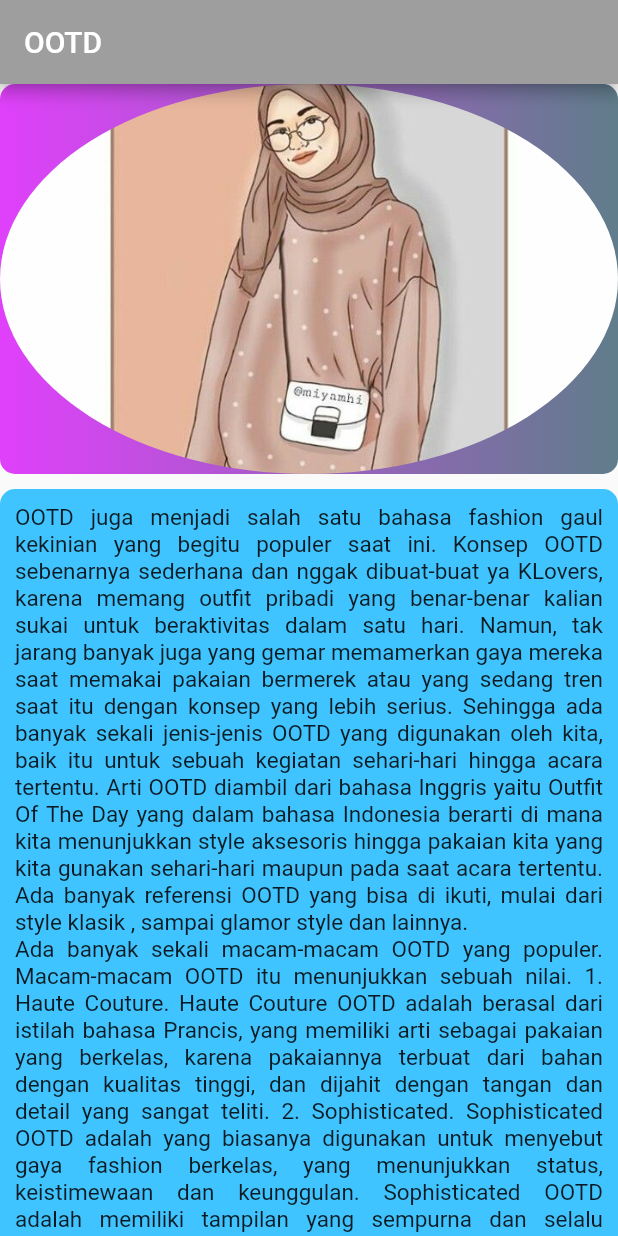
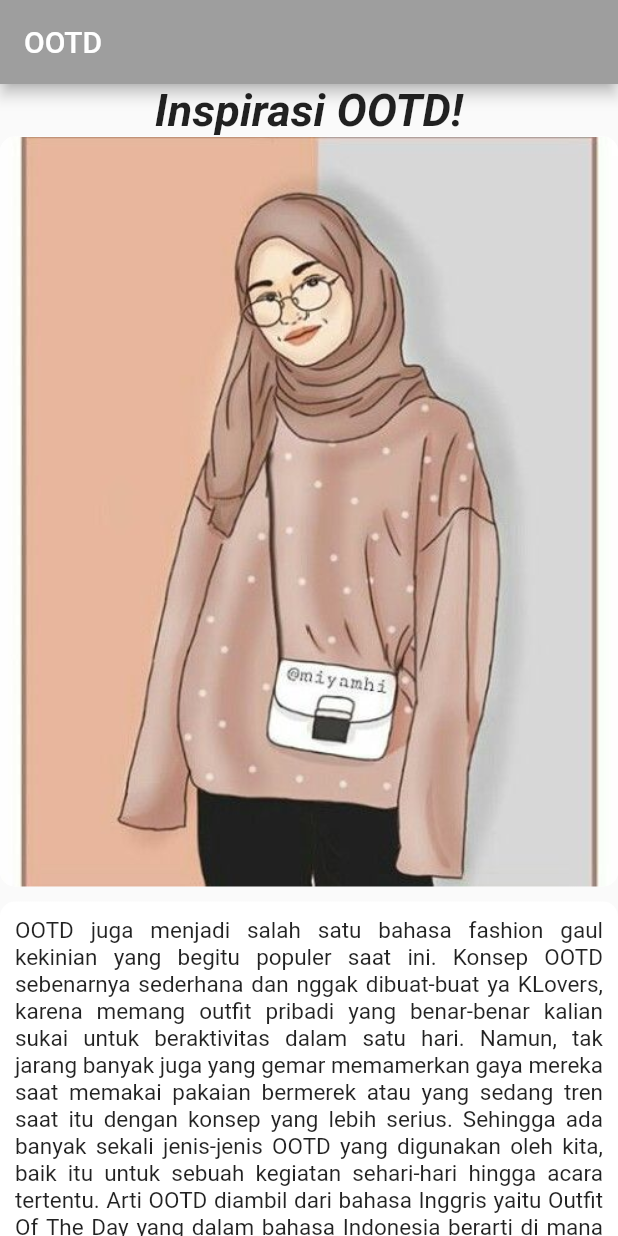
Before and after one commit to Senioktoviani/Flutter, a Flutter app: the screen it shows after launch, on a phone screen of 412 x 824 dp. Run offline on Flutter 3.47's test engine with Material 2 defaults, Android fonts, the phone set to English and light mode, and no system bars.

```diff
--- a/lib/latihanlist.dart
+++ b/lib/latihanlist.dart
@@ -13,26 +13,33 @@ class LatihanList extends StatelessWidget {
           ),
           body: ListView(children: <Widget>[
             Container(
-                height: 260,
-                width: 350,
-                decoration: BoxDecoration(
-                    borderRadius: BorderRadius.circular(10),
-                    gradient: LinearGradient(
-                        colors: [Colors.purpleAccent, Colors.blueGrey])),
-                child: ClipOval(
-                  child: Image.asset(
-                    'assets/image/ootd.jpg',
-                    fit: BoxFit.cover,
-                  ),
-                )),
+              child: Text(
+                'Inspirasi OOTD!',
+                style: TextStyle(
+                    fontSize: 30,
+                    fontStyle: FontStyle.italic,
+                    fontWeight: FontWeight.bold),
+                textAlign: TextAlign.center,
+              ),
+            ),
+            Container(
+              width: 500,
+              height: 500,
+              decoration: BoxDecoration(
+                image: DecorationImage(
+                    image: AssetImage('assets/image/ootd.jpg'),
+                    fit: BoxFit.cover),
+                gradient: LinearGradient(colors: [Colors.white, Colors.white]),
+                borderRadius: BorderRadius.circular(10),
+              ),
+            ),
             Container(
               width: 350,
               margin: EdgeInsets.only(top: 10),
               padding: EdgeInsets.all(10),
               decoration: BoxDecoration(
                 borderRadius: BorderRadius.circular(10),
-                gradient: LinearGradient(
-                    colors: [Colors.lightBlueAccent, Colors.lightBlueAccent]),
+                gradient: LinearGradient(colors: [Colors.white, Colors.white]),
               ),
               child: Column(
                 children: [
@@ -59,7 +66,7 @@ class LatihanList extends StatelessWidget {
                     decoration: BoxDecoration(
                         borderRadius: BorderRadius.circular(10),
                         gradient: LinearGradient(
-                            colors: [Colors.purpleAccent, Colors.blueGrey])),
+                            colors: [Colors.white, Colors.white])),
                     child: ClipOval(
                       child: Image.asset(
                         'assets/image/ootd.jpg',
@@ -72,8 +79,8 @@ class LatihanList extends StatelessWidget {
                   width: 300,
                   decoration: BoxDecoration(
                       borderRadius: BorderRadius.circular(10),
-                      gradient: LinearGradient(
-                          colors: [Colors.purpleAccent, Colors.blueGrey])),
+                      gradient:
+                          LinearGradient(colors: [Colors.white, Colors.white])),
                   child: ClipOval(
                     child: Image.asset(
                       'assets/image/ootd.jpg',
@@ -93,7 +100,7 @@ class LatihanList extends StatelessWidget {
                     decoration: BoxDecoration(
                         borderRadius: BorderRadius.circular(10),
                         gradient: LinearGradient(
-                            colors: [Colors.purpleAccent, Colors.blueGrey])),
+                            colors: [Colors.white, Colors.white])),
                     child: ClipOval(
                       child: Image.asset(
                         'assets/image/ootd.jpg',
@@ -106,8 +113,8 @@ class LatihanList extends StatelessWidget {
                   width: 300,
                   decoration: BoxDecoration(
                       borderRadius: BorderRadius.circular(10),
-                      gradient: LinearGradient(
-                          colors: [Colors.purpleAccent, Colors.blueGrey])),
+                      gradient:
+                          LinearGradient(colors: [Colors.white, Colors.white])),
                   child: ClipOval(
                     child: Image.asset(
                       'assets/image/ootd.jpg',
@@ -127,7 +134,7 @@ class LatihanList extends StatelessWidget {
                     decoration: BoxDecoration(
                         borderRadius: BorderRadius.circular(10),
                         gradient: LinearGradient(
-                            colors: [Colors.purpleAccent, Colors.blueGrey])),
+                            colors: [Colors.white, Colors.white])),
                     child: ClipOval(
                       child: Image.asset(
                         'assets/image/ootd.jpg',
@@ -140,8 +147,8 @@ class LatihanList extends StatelessWidget {
                   width: 300,
                   decoration: BoxDecoration(
                       borderRadius: BorderRadius.circular(10),
-                      gradient: LinearGradient(
-                          colors: [Colors.purpleAccent, Colors.blueGrey])),
+                      gradient:
+                          LinearGradient(colors: [Colors.white, Colors.white])),
                   child: ClipOval(
                     child: Image.asset(
                       'assets/image/ootd.jpg',
@@ -161,7 +168,7 @@ class LatihanList extends StatelessWidget {
                     decoration: BoxDecoration(
                         borderRadius: BorderRadius.circular(10),
                         gradient: LinearGradient(
-                            colors: [Colors.purpleAccent, Colors.blueGrey])),
+                            colors: [Colors.white, Colors.white])),
                     child: ClipOval(
                       child: Image.asset(
                         'assets/image/ootd.jpg',
@@ -174,8 +181,8 @@ class LatihanList extends StatelessWidget {
                   width: 300,
                   decoration: BoxDecoration(
                       borderRadius: BorderRadius.circular(10),
-                      gradient: LinearGradient(
-                          colors: [Colors.purpleAccent, Colors.blueGrey])),
+                      gradient:
+                          LinearGradient(colors: [Colors.white, Colors.white])),
                   child: ClipOval(
                     child: Image.asset(
                       'assets/image/ootd.jpg',
@@ -195,7 +202,7 @@ class LatihanList extends StatelessWidget {
                     decoration: BoxDecoration(
                         borderRadius: BorderRadius.circular(10),
                         gradient: LinearGradient(
-                            colors: [Colors.purpleAccent, Colors.blueGrey])),
+                            colors: [Colors.white, Colors.white])),
                     child: ClipOval(
                       child: Image.asset(
                         'assets/image/ootd.jpg',
@@ -208,8 +215,8 @@ class LatihanList extends StatelessWidget {
                   width: 300,
                   decoration: BoxDecoration(
                       borderRadius: BorderRadius.circular(10),
-                      gradient: LinearGradient(
-                          colors: [Colors.purpleAccent, Colors.blueGrey])),
+                      gradient:
+                          LinearGradient(colors: [Colors.white, Colors.white])),
                   child: ClipOval(
                     child: Image.asset(
                       'assets/image/ootd.jpg',
```
Also changed, not shown: lib/latlistview.dart (added, +39 -0 lines).
